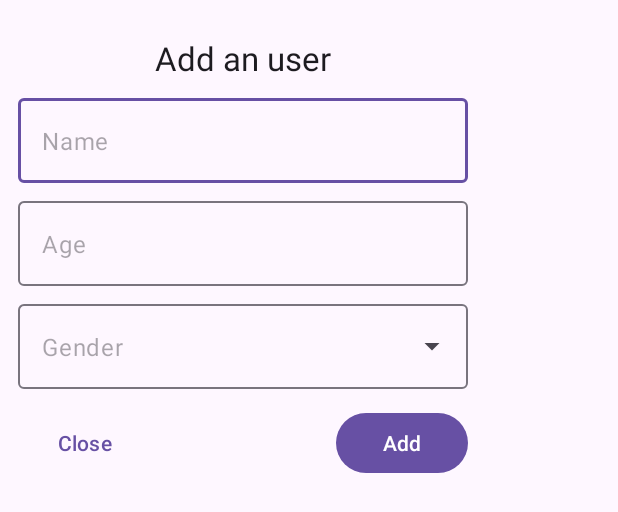
After one commit to that1angrykraken/AndroidEp1, an Android app: the layout dialog_add_user.xml on its own in the app's theme, with its tools: preview values and no code run, on a phone screen of 412 x 824 dp. The commit adds this screen. Shown: the top 512 px of the screen. Run offline under Robolectric (Android 15) with nearby library versions, the phone set to English and light mode, and no system bars.

```diff
--- a/app/build.gradle.kts
+++ b/app/build.gradle.kts
@@ -40,6 +40,10 @@ android {
 
 dependencies {
 
+    implementation("androidx.activity:activity-ktx:1.7.2")
+    implementation("androidx.fragment:fragment-ktx:1.6.1")
+    implementation("androidx.lifecycle:lifecycle-viewmodel-ktx:2.6.2")
+
     implementation("androidx.core:core-ktx:1.9.0")
     implementation("androidx.appcompat:appcompat:1.6.1")
     implementation("com.google.android.material:material:1.9.0")
--- /dev/null
+++ b/app/src/main/java/seamonster/kraken/androidep1/User.kt
@@ -0,0 +1,3 @@
+package seamonster.kraken.androidep1
+
+data class User(val name: String, val age: Int, val gender: String)
--- /dev/null
+++ b/app/src/main/res/drawable/baseline_add_24.xml
@@ -0,0 +1,5 @@
+<vector android:height="24dp" android:tint="#000000"
+    android:viewportHeight="24" android:viewportWidth="24"
+    android:width="24dp" xmlns:android="http://schemas.android.com/apk/res/android">
+    <path android:fillColor="@android:color/white" android:pathData="M19,13h-6v6h-2v-6H5v-2h6V5h2v6h6v2z"/>
+</vector>
--- /dev/null
+++ b/app/src/main/res/layout/dialog_add_user.xml
@@ -0,0 +1,90 @@
+<?xml version="1.0" encoding="utf-8"?>
+<androidx.constraintlayout.widget.ConstraintLayout xmlns:android="http://schemas.android.com/apk/res/android"
+    xmlns:app="http://schemas.android.com/apk/res-auto"
+    android:layout_width="wrap_content"
+    android:layout_height="wrap_content"
+    android:padding="12dp">
+
+    <TextView
+        android:id="@+id/textView"
+        android:layout_width="300dp"
+        android:layout_height="wrap_content"
+        android:paddingVertical="12dp"
+        android:text="Add an user"
+        android:textAlignment="center"
+        android:textAppearance="?textAppearanceTitleLarge"
+        app:layout_constraintEnd_toEndOf="parent"
+        app:layout_constraintStart_toStartOf="parent"
+        app:layout_constraintTop_toTopOf="parent" />
+
+    <com.google.android.material.textfield.TextInputLayout
+        android:id="@+id/textInputLayout"
+        android:layout_width="0dp"
+        android:layout_height="wrap_content"
+        app:hintEnabled="false"
+        app:layout_constraintEnd_toEndOf="@+id/textView"
+        app:layout_constraintStart_toStartOf="parent"
+        app:layout_constraintTop_toBottomOf="@+id/textView">
+
+        <com.google.android.material.textfield.TextInputEditText
+            android:id="@+id/textUserName"
+            android:layout_width="match_parent"
+            android:layout_height="match_parent"
+            android:hint="Name" />
+    </com.google.android.material.textfield.TextInputLayout>
+
+    <com.google.android.material.textfield.TextInputLayout
+        android:id="@+id/textInputLayout2"
+        android:layout_width="0dp"
+        android:layout_height="wrap_content"
+        android:layout_marginTop="12dp"
+        app:hintEnabled="false"
+        app:layout_constraintEnd_toEndOf="@+id/textView"
+        app:layout_constraintStart_toStartOf="parent"
+        app:layout_constraintTop_toBottomOf="@+id/textInputLayout">
+
+        <com.google.android.material.textfield.TextInputEditText
+            android:id="@+id/textUserAge"
+            android:layout_width="match_parent"
+            android:layout_height="match_parent"
+            android:hint="Age" />
+    </com.google.android.material.textfield.TextInputLayout>
+
+    <com.google.android.material.textfield.TextInputLayout
+        android:id="@+id/textInputLayout3"
+        style="@style/Widget.Material3.TextInputLayout.OutlinedBox.ExposedDropdownMenu"
+        android:layout_width="0dp"
+        android:layout_height="wrap_content"
+        android:layout_marginTop="12dp"
+        app:hintEnabled="false"
+        app:layout_constraintEnd_toEndOf="@+id/textView"
+        app:layout_constraintStart_toStartOf="parent"
+        app:layout_constraintTop_toBottomOf="@id/textInputLayout2">
+
+        <com.google.android.material.textfield.MaterialAutoCompleteTextView
+            android:id="@+id/textUserGender"
+            android:layout_width="match_parent"
+            android:layout_height="match_parent"
+            android:hint="Gender"
+            app:simpleItems="@array/user_gender" />
+    </com.google.android.material.textfield.TextInputLayout>
+
+    <com.google.android.material.button.MaterialButton
+        android:id="@+id/buttonAddUser"
+        android:layout_width="wrap_content"
+        android:layout_height="wrap_content"
+        android:layout_marginTop="12dp"
+        android:text="Add"
+        app:layout_constraintEnd_toEndOf="parent"
+        app:layout_constraintTop_toBottomOf="@id/textInputLayout3" />
+
+    <com.google.android.material.button.MaterialButton
+        android:id="@+id/buttonCloseDialog"
+        style="@style/Widget.Material3.Button.TextButton"
+        android:layout_width="wrap_content"
+        android:layout_height="wrap_content"
+        android:text="Close"
+        app:layout_constraintStart_toStartOf="parent"
+        app:layout_constraintTop_toTopOf="@+id/buttonAddUser" />
+
+</androidx.constraintlayout.widget.ConstraintLayout>
--- /dev/null
+++ b/app/src/main/res/values/arrays.xml
@@ -0,0 +1,8 @@
+<?xml version="1.0" encoding="utf-8"?>
+<resources>
+    <array name="user_gender">
+        <item>Male</item>
+        <item>Female</item>
+    </array>
+
+</resources>
```
Also changed, not shown: app/src/main/AndroidManifest.xml (+1 -9 lines), app/src/main/java/seamonster/kraken/androidep1/ListUserAdapter.kt (added, +34 -0 lines), app/src/main/java/seamonster/kraken/androidep1/MainActivity.kt (+39 -6 lines), app/src/main/java/seamonster/kraken/androidep1/MainViewModel.kt (added, +19 -0 lines), app/src/main/java/seamonster/kraken/androidep1/NetworkChangeReceiver.kt (deleted, +0 -39 lines), app/src/main/res/layout/activity_main.xml (+13 -6 lines), app/src/main/res/layout/list_item.xml (added, +33 -0 lines).
